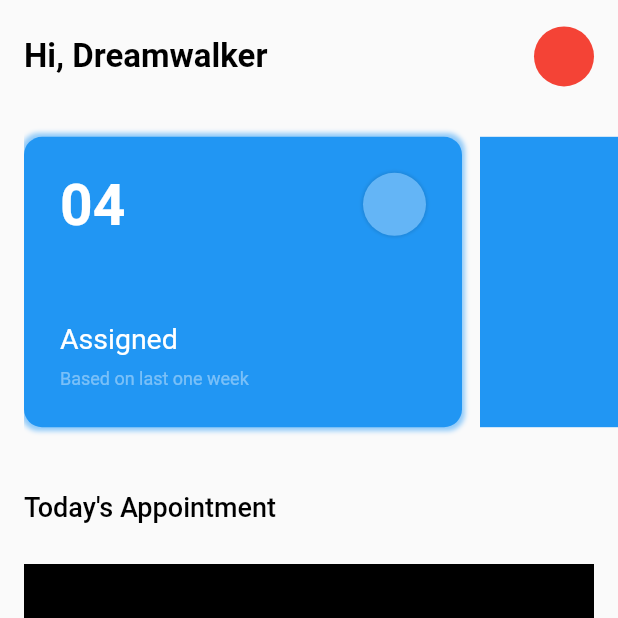
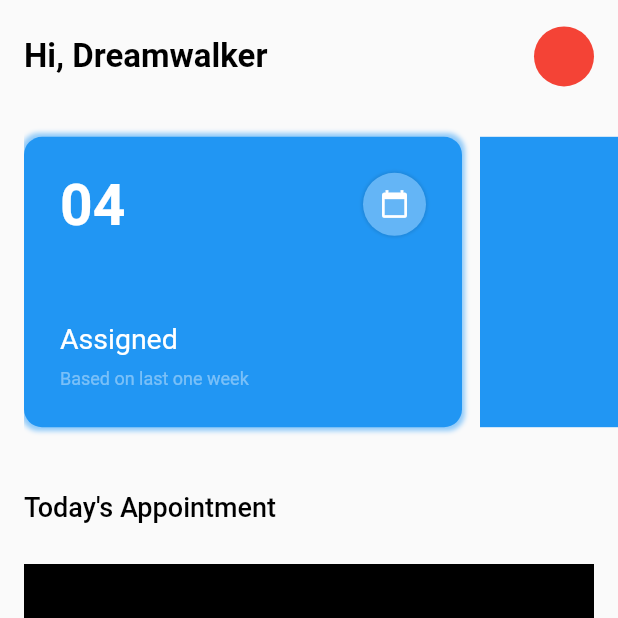
Before and after one commit to JAICHANGPARK/flutter_notebook_the_third_story, a Flutter app: the screen it shows after launch, on a phone screen of 412 x 824 dp, the top half of it. Run offline on Flutter 3.47's test engine with Material 2 defaults, Android fonts, the phone set to English and light mode, and no system bars; our stand-ins replace badges, dotted_border, fl_chart, google_fonts, page_transition, percent_indicator.

Commit message:
Update as_main_page.dart

```diff
--- a/lib/automotive_service/as_main_page.dart
+++ b/lib/automotive_service/as_main_page.dart
@@ -77,6 +77,9 @@ class _ASMainPageState extends State<ASMainPage> {
                                       spreadRadius: 1
                                     )
                                   ]
+                                ),
+                                child: Center(
+                                  child: Icon(Icons.calendar_today,size: 20, color: Colors.white,),
                                 ),
                               ),
                             ),
```
